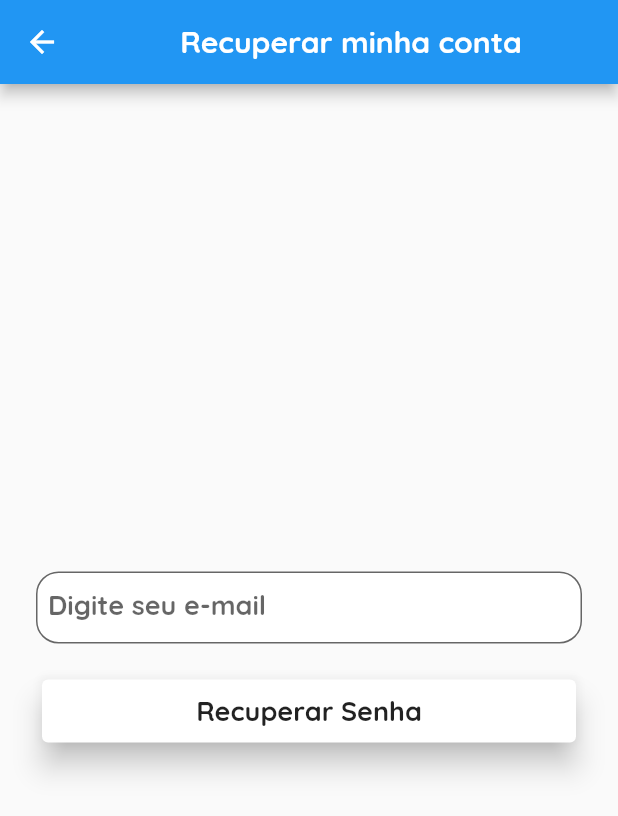
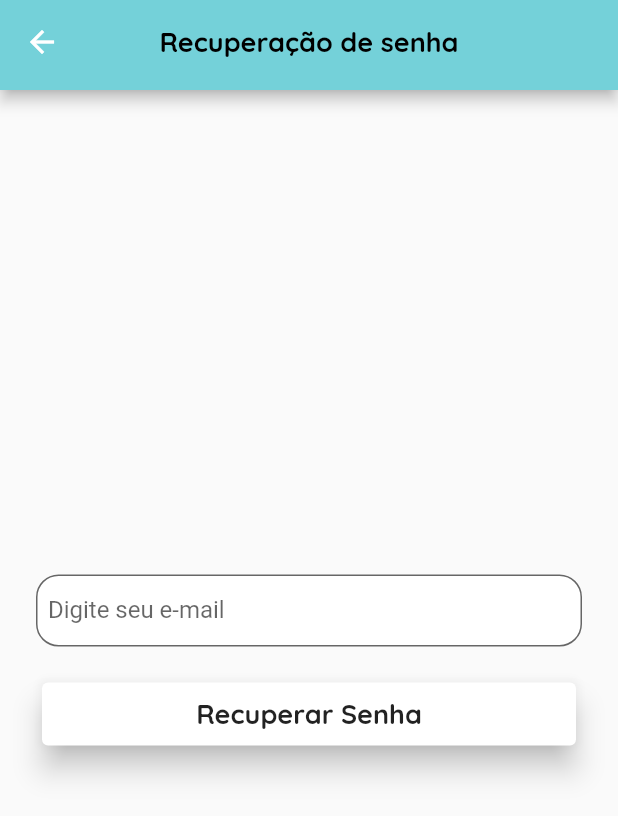
Before and after one commit to giederloreto/MeuGuaipeca, a Flutter app: the screen it shows after launch, after a tap on "Recuperar Senha", on a phone screen of 412 x 824 dp. Shown: the top 816 px of the screen. Run offline on Flutter 3.47's test engine with Material 2 defaults, Android fonts, the phone set to English and light mode, and no system bars; our stand-ins replace cloud_firestore, firebase_auth, firebase_core, flutter_secure_storage, get_it, google_sign_in and 2 more; accounts and stored records are empty; network calls fail; project files that could hold a hidden picture were left out.

Commit message:
update: flutter

```diff
--- a/lib/presentation/components/guaipeca_text_form_field.dart
+++ b/lib/presentation/components/guaipeca_text_form_field.dart
@@ -35,14 +35,14 @@ class _GuaipecaTextFormFieldState extends State<GuaipecaTextFormField> {
         border: OutlineInputBorder(
           borderRadius: BorderRadius.circular(15),
         ),
-        label: Text(
+        labelText: widget.label/* Text(
           widget.label,
           style: const TextStyle(
             fontFamily: 'Quicksand',
             fontSize: 18,
             fontWeight: FontWeight.bold,
           ),
-        ),
+        ), */
       ),
     );
   }
--- a/lib/presentation/forget_password/view/forget_password_view.dart
+++ b/lib/presentation/forget_password/view/forget_password_view.dart
@@ -2,6 +2,8 @@ import 'package:flutter/material.dart';
 import 'package:meu_guaipeca/presentation/components/guaipeca_large_button.dart';
 import 'package:meu_guaipeca/presentation/components/guaipeca_separate.dart';
 import 'package:meu_guaipeca/presentation/components/guaipeca_text_form_field.dart';
+
+import '../../components/guaipeca_appbar.dart';
 
 class ForgetPasswordView extends StatefulWidget {
   ForgetPasswordView({Key? key}) : super(key: key);
@@ -14,17 +16,8 @@ class _ForgetPasswordViewState extends State<ForgetPasswordView> {
   @override
   Widget build(BuildContext context) {
     return Scaffold(
-      appBar: AppBar(
-        title: Center(
-          child: Text(
-            'Recuperar minha conta',
-            style: const TextStyle(
-                fontFamily: 'Quicksand',
-                fontSize: 20,
-                fontWeight: FontWeight.bold),
-          ),
-        ),
-      ),
+      appBar: const GuaipecaAppBar(
+          title: 'Recuperação de senha', showBackIcon: true),
       body: Padding(
         padding: const EdgeInsets.all(24.0),
         child: Column(
--- a/lib/presentation/login/view/login.dart
+++ b/lib/presentation/login/view/login.dart
@@ -128,13 +128,14 @@ class _LoginViewState extends State<LoginView> {
                             Icons.mail,
                             color: Colors.black,
                           ),
-                        label: Text(
+                          labelText: Strings.strings
+                              .strEmail /* Text(
                           Strings.strings.strEmail,
                           style: const TextStyle(
                               fontFamily: 'Quicksand',
                               fontSize: 18,
                               fontWeight: FontWeight.bold),
-                        ),
+                        ), */
                           ),
                     ),
                     TextFormField(
@@ -169,14 +170,15 @@ class _LoginViewState extends State<LoginView> {
                                       Icons.visibility_off,
                                       color: Colors.black,
                                     )),
-                        label: Text(
+                          labelText: Strings.strings
+                              .senha /* Text(
                           Strings.strings.senha,
                           style: const TextStyle(
                             fontFamily: 'Quicksand',
                             fontSize: 18,
                             fontWeight: FontWeight.bold,
                           ),
-                        ),
+                        ), */
                           ),
                     ),
                     /* SizedBox(
--- a/lib/presentation/registration/view/register_cpf_view.dart
+++ b/lib/presentation/registration/view/register_cpf_view.dart
@@ -26,7 +26,8 @@ class _RegisterCpfViewState extends State<RegisterCpfView> {
   @override
   Widget build(BuildContext context) {
     return Scaffold(
-      appBar: const GuaipecaAppBar(title: 'Fazer Cadastro', showBackIcon: false),
+      appBar: const GuaipecaAppBar(
+          title: 'Cadastro de usuário', showBackIcon: true),
       body: SingleChildScrollView(
         child: Padding(
           padding: const EdgeInsets.all(24.0),
--- a/pubspec.yaml
+++ b/pubspec.yaml
@@ -42,6 +42,7 @@ dependencies:
   google_sign_in: ^5.4.2
   photo_view: ^0.14.0
   cloud_firestore: ^3.5.1
+  firebase_core_platform_interface: 4.5.1
 
 dev_dependencies:
   flutter_test:
```
Also changed, not shown: lib/presentation/registration/view/register_cnpj_view.dart (+10 -3 lines), pubspec.lock, 1 other file. Lines whose indentation alone changed are shown as unchanged.
